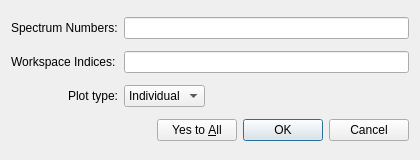
The window that qt/python/mantidqt/widgets/workspacewidget/plotselectiondialog.ui (mantidproject/mantid) describes before a commit, drawn with Qt 5.
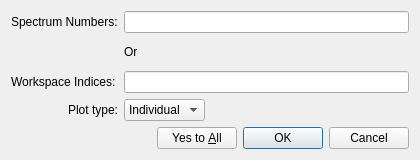
The same window after the commit.

Commit message:
Fill plot selection dialog with workspace details
Refs #21567

```diff
--- a/qt/python/mantidqt/widgets/workspacewidget/plotselectiondialog.ui
+++ b/qt/python/mantidqt/widgets/workspacewidget/plotselectiondialog.ui
@@ -14,19 +14,6 @@
    <string>Plot 1D</string>
   </property>
   <layout class="QGridLayout" name="gridLayout">
-   <item row="0" column="1">
-    <widget class="QLineEdit" name="specNums"/>
-   </item>
-   <item row="1" column="1">
-    <widget class="QLineEdit" name="wkspIndices"/>
-   </item>
-   <item row="1" column="0">
-    <widget class="QLabel" name="label_2">
-     <property name="text">
-      <string>Workspace Indices:</string>
-     </property>
-    </widget>
-   </item>
    <item row="0" column="0">
     <widget class="QLabel" name="label">
      <property name="text">
@@ -34,7 +21,7 @@
      </property>
     </widget>
    </item>
-   <item row="3" column="0">
+   <item row="4" column="0">
     <widget class="QLabel" name="label_3">
      <property name="text">
       <string>Plot type:</string>
@@ -44,7 +31,7 @@
      </property>
     </widget>
    </item>
-   <item row="4" column="1">
+   <item row="5" column="1">
     <widget class="QDialogButtonBox" name="buttonBox">
      <property name="standardButtons">
       <set>QDialogButtonBox::Cancel|QDialogButtonBox::Ok|QDialogButtonBox::YesToAll</set>
@@ -54,7 +41,20 @@
      </property>
     </widget>
    </item>
-   <item row="3" column="1">
+   <item row="0" column="1">
+    <widget class="QLineEdit" name="specNums"/>
+   </item>
+   <item row="2" column="0">
+    <widget class="QLabel" name="label_2">
+     <property name="text">
+      <string>Workspace Indices:</string>
+     </property>
+    </widget>
+   </item>
+   <item row="2" column="1">
+    <widget class="QLineEdit" name="wkspIndices"/>
+   </item>
+   <item row="4" column="1">
     <layout class="QHBoxLayout" name="horizontalLayout">
      <item>
       <widget class="QComboBox" name="plotType">
@@ -86,6 +86,13 @@
      </item>
     </layout>
    </item>
+   <item row="1" column="1">
+    <widget class="QLabel" name="label_4">
+     <property name="text">
+      <string>Or</string>
+     </property>
+    </widget>
+   </item>
   </layout>
  </widget>
  <resources/>
```
The commit also changes 5 other files.
